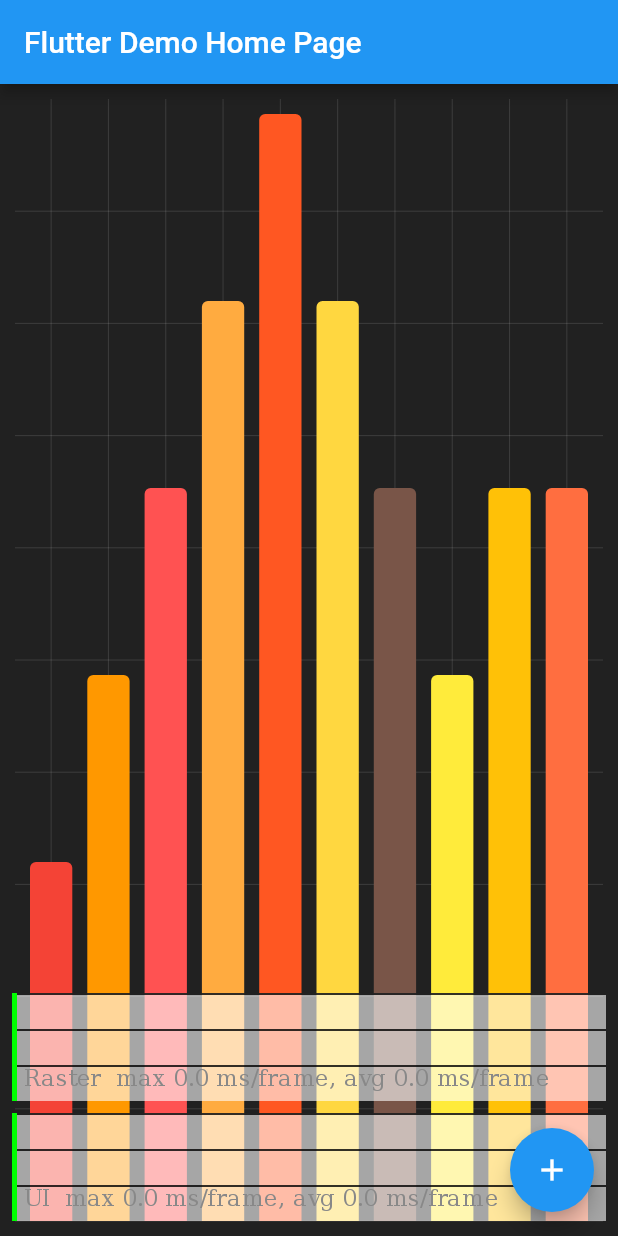
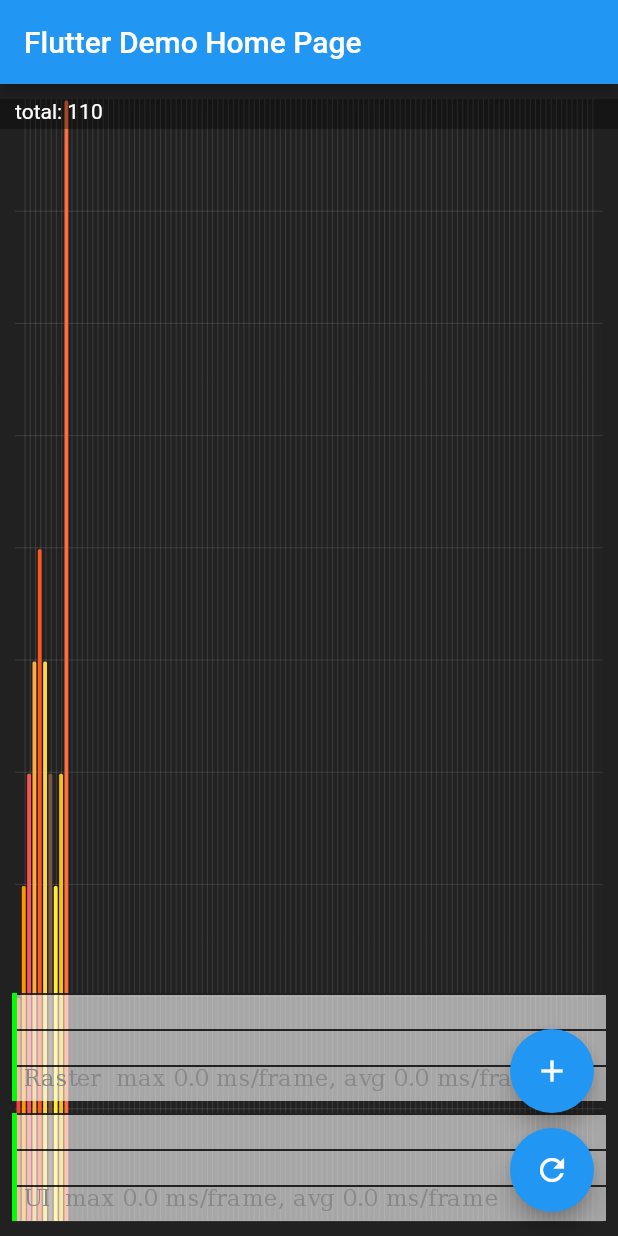
Before and after one commit to guid-empty/fast_chart_demo, a Flutter app: the screen it shows after launch, after a tap on the "add" icon, on a phone screen of 412 x 824 dp. Run offline on Flutter 3.47's test engine with Material 2 defaults, Android fonts, the phone set to English and light mode, and no system bars.

```diff
--- a/lib/chart/chart_series_data_source.dart
+++ b/lib/chart/chart_series_data_source.dart
@@ -27,6 +27,10 @@ class ChartSeriesDataSource<T> implements Iterable<T> {
   T operator [](int index) => _initial[index];
 
   void operator []=(int index, T value) => _initial[index] = value;
+
+  void add(T element) {
+    _initial.add(element);
+  }
 
   @override
   bool any(bool Function(T) test) {
--- a/lib/chart/column_painter.dart
+++ b/lib/chart/column_painter.dart
@@ -25,8 +25,20 @@ class ColumnsPainter<TData> extends CustomPainter {
 
   @override
   void paint(Canvas canvas, Size size) {
-    final double margin = 10;
-    final double radius = 4;
+    late double margin;
+    late double radius;
+
+    final maxAvailableColumnWidth = size.width / _dataSource.length;
+    if (maxAvailableColumnWidth < 8 && maxAvailableColumnWidth >= 2) {
+      margin = 1;
+      radius = 1;
+    } else if (maxAvailableColumnWidth < 2) {
+      margin = 0;
+      radius = 0;
+    } else {
+      margin = 10;
+      radius = 4;
+    }
 
     final columnWidth = (size.width - (margin * _dataSource.length + margin)) /
         _dataSource.length;
--- a/lib/main.dart
+++ b/lib/main.dart
@@ -1,3 +1,5 @@
+import 'dart:math' as math;
+
 import 'package:fast_chart/chart/chart_series_data_source.dart';
 import 'package:fast_chart/chart/column_series.dart';
 import 'package:fast_chart/chart/fast_chart.dart';
@@ -43,9 +45,11 @@ class _MyHomePageState extends State<MyHomePage> {
       CustomData(dayInMonth: 8, closedPrice: 15, color: Colors.yellow),
       CustomData(dayInMonth: 9, closedPrice: 20, color: Colors.amber),
       CustomData(
-          dayInMonth: 9, closedPrice: 20, color: Colors.deepOrangeAccent),
+          dayInMonth: 10, closedPrice: 50, color: Colors.deepOrangeAccent),
     ],
   );
+
+  late ValueNotifier<int> _total = ValueNotifier<int>(_dataSource.length);
 
   @override
   Widget build(BuildContext context) {
@@ -70,6 +74,29 @@ class _MyHomePageState extends State<MyHomePage> {
               backgroundColor: Colors.black87,
             ),
             Positioned(
+              top: 10,
+              left: 0,
+              right: 0,
+              height: 20,
+              child: Container(
+                padding: const EdgeInsets.only(left: 10),
+                color: Colors.black.withAlpha(90),
+                constraints: BoxConstraints(
+                  maxWidth: double.infinity,
+                  minWidth: double.infinity,
+                  minHeight: 20,
+                ),
+                height: 20,
+                child: ValueListenableBuilder(
+                  builder: (context, total, widget) => Text(
+                    'total: ${_total.value}',
+                    style: TextStyle(color: Colors.white),
+                  ),
+                  valueListenable: _total,
+                ),
+              ),
+            ),
+            Positioned(
               bottom: 10,
               left: 0,
               right: 0,
@@ -79,11 +106,49 @@ class _MyHomePageState extends State<MyHomePage> {
           ],
         ),
       ),
-      floatingActionButton: FloatingActionButton(
-        onPressed: () {},
-        tooltip: 'Increment',
-        child: Icon(Icons.add),
+      floatingActionButton: Column(
+        mainAxisAlignment: MainAxisAlignment.end,
+        children: [
+          FloatingActionButton(
+            onPressed: () => _add100(),
+            tooltip: 'Increment',
+            child: Icon(Icons.add),
+          ),
+          SizedBox(height: 10),
+          FloatingActionButton(
+            onPressed: () => setState(() {}),
+            child: Icon(Icons.refresh_outlined),
+          ),
+        ],
       ), // This trailing comma makes auto-formatting nicer for build methods.
     );
   }
+
+  void _add100() {
+    setState(() {
+      int dayInMonth = 11;
+      for (int i = 0; i < 100; i++) {
+        final closedPrice = math.Random().nextInt(60);
+        final a = math.Random().nextInt(255);
+        final r = math.Random().nextInt(255);
+        final g = math.Random().nextInt(255);
+        final b = math.Random().nextInt(255);
+
+        _dataSource.add(
+          CustomData(
+            dayInMonth: dayInMonth,
+            closedPrice: closedPrice,
+            color: Color.fromARGB(a, r, g, b),
+          ),
+        );
+
+        dayInMonth++;
+        if (dayInMonth > 30) {
+          dayInMonth = 1;
+        }
+      }
+
+      _total.value = _dataSource.length;
+    });
+  }
 }
```
